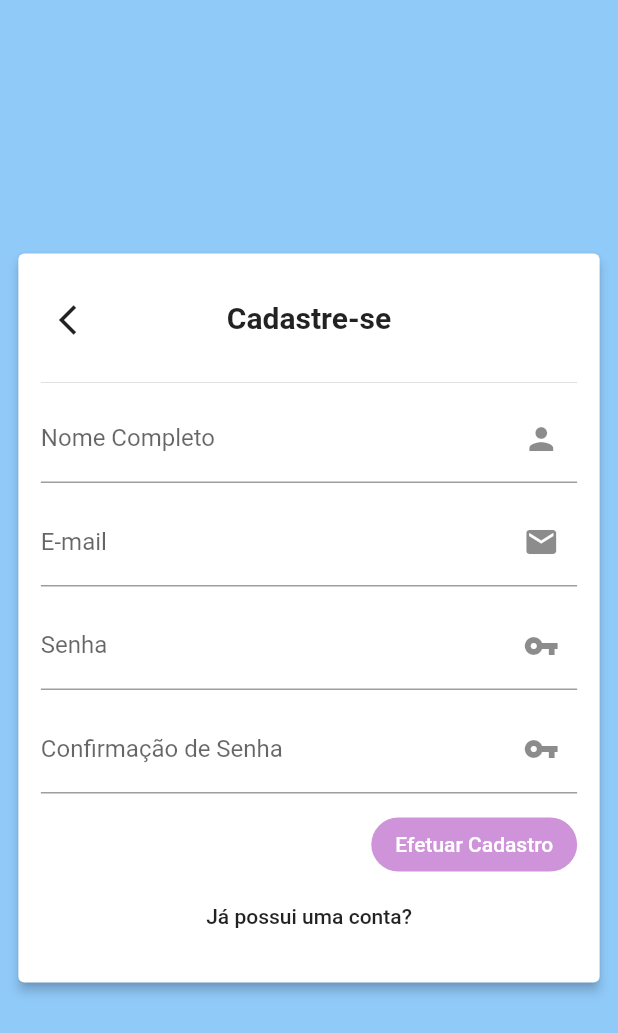
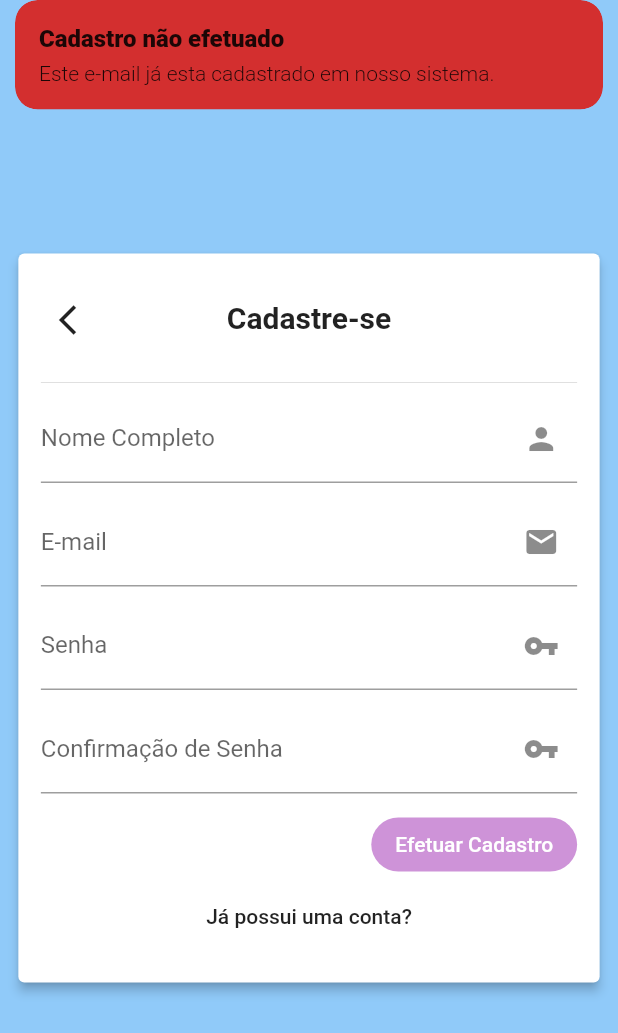
Before and after one commit to eduardoazvd17/aquarius_store, a Flutter app: the Login screen opened directly, after a tap on "Ainda não possui uma conta?", after a tap on "Efetuar Cadastro", on a phone screen of 412 x 824 dp. Shown: the top 1033 px of the screen. Run offline on Flutter 3.47's test engine with Material 2 defaults, Android fonts, the phone set to English and light mode, and no system bars; our stand-ins replace cloud_firestore, convert, get; accounts and stored records are empty.

Commit message:
Criando sistema de login e cadastro

```diff
--- a/lib/components/drawer_tile.dart
+++ b/lib/components/drawer_tile.dart
@@ -7,7 +7,7 @@ class DrawerTile extends StatelessWidget {
   final String title;
   final int page;
   DrawerTile({this.iconData, this.title, this.page});
-  NavController navController = Get.find<NavController>();
+  final NavController navController = Get.find<NavController>();
   @override
   Widget build(BuildContext context) {
     return InkWell(
--- a/lib/models/user.dart
+++ b/lib/models/user.dart
@@ -1,11 +1,21 @@
 import 'dart:convert';
 
+import 'package:flutter/material.dart';
+
 class User {
+  String fullName;
   String email;
   String password;
 
+  User({
+    @required this.fullName,
+    @required this.email,
+    @required this.password,
+  });
+
   String toJson() {
     Map<String, dynamic> userMap = {};
+    userMap.putIfAbsent('fullName', () => fullName);
     userMap.putIfAbsent('email', () => email);
     userMap.putIfAbsent('password', () => password);
     return json.encode(userMap);
@@ -13,6 +23,7 @@ class User {
 
   User.fromJson(String userJSON) {
     Map<String, dynamic> userMap = json.decode(userJSON);
+    this.fullName = userMap['fullName'];
     this.email = userMap['email'];
     this.password = userMap['password'];
   }
--- a/lib/services/database_service.dart
+++ b/lib/services/user_service.dart
@@ -1,13 +1,11 @@
 import 'package:aquariusstore/models/user.dart';
 import 'package:cloud_firestore/cloud_firestore.dart';
 
-class DBService {
-  var _db = Firestore.instance;
-  static const USER_COLLECTION = 'users';
+class UserService {
+  var _db = Firestore.instance.collection('users');
 
   Future<bool> isUserRegistered(String email) async {
-    DocumentSnapshot user =
-        await _db.collection(USER_COLLECTION).document(email).get();
+    DocumentSnapshot user = await _db.document(email).get();
     if (user == null || user.data == null) {
       return false;
     } else {
@@ -16,8 +14,7 @@ class DBService {
   }
 
   Future<User> login({String email, String password}) async {
-    DocumentSnapshot user =
-        await _db.collection(USER_COLLECTION).document(email).get();
+    DocumentSnapshot user = await _db.document(email).get();
     if (user == null || user.data == null) {
       return null;
     } else {
@@ -35,7 +32,7 @@ class DBService {
     if (isUR) {
       return false;
     } else {
-      await _db.collection(USER_COLLECTION).document(user.email).setData({
+      await _db.document(user.email).setData({
         'data': user.toJson(),
       });
       return true;
@@ -43,7 +40,7 @@ class DBService {
   }
 
   Future<void> updateUser(User user) async {
-    _db.collection(USER_COLLECTION).document(user.email).updateData({
+    _db.document(user.email).updateData({
       'data': user.toJson(),
     });
   }
--- a/lib/views/login.dart
+++ b/lib/views/login.dart
@@ -1,4 +1,9 @@
+import 'dart:convert';
+import 'package:aquariusstore/models/user.dart';
+import 'package:aquariusstore/services/user_service.dart';
+import 'package:convert/convert.dart';
 import 'package:flutter/material.dart';
+import 'package:crypto/crypto.dart' as crypto;
 import 'package:get/get.dart';
 
 class Login extends StatefulWidget {
@@ -13,18 +18,65 @@ class _LoginState extends State<Login> {
   final passController = TextEditingController();
   final passConfirmController = TextEditingController();
 
-  _sendForm() {
+  _sendForm() async {
+    var us = UserService();
     if (isLogin) {
       String email = emailController.text;
-      String pass = passController.text;
-      //Entrar
+      String pass = _generateMD5(passController.text);
+      var user = await us.login(email: email, password: pass);
+      if (user == null) {
+        Get.snackbar(
+          'Credenciais incorretas',
+          'Senha incorreta ou usuário não cadastrado.',
+          backgroundColor: Colors.red[300],
+        );
+      } else {
+        //TODO: Login efetuado.
+        print('login efetuado');
+      }
     } else {
       String name = nameController.text;
       String email = emailController.text;
-      String pass = passController.text;
-      String passConfirm = passConfirmController.text;
-      //Cadastro
+      String pass = _generateMD5(passController.text);
+      String passConfirm = _generateMD5(passConfirmController.text);
+      if (passController.text.isEmpty || passController.text.length < 6) {
+        Get.snackbar(
+          'Senha inválida',
+          'O tamanho da sua senha deve maior ou igual a 6 caracteres.',
+          backgroundColor: Colors.red[300],
+        );
+      }
+      if (pass != passConfirm) {
+        Get.snackbar(
+          'Senha inválida',
+          'Os campos senha e confirmação de senha devem ser iguais.',
+          backgroundColor: Colors.red[300],
+        );
+      }
+      var user = User(
+        fullName: name,
+        email: email,
+        password: pass,
+      );
+      bool status = await us.register(user);
+      if (status) {
+        //TODO: cadastro efetuado
+        print('cadastro efetuado');
+      } else {
+        Get.snackbar(
+          'Cadastro não efetuado',
+          'Este e-mail já esta cadastrado em nosso sistema.',
+          backgroundColor: Theme.of(context).errorColor,
+        );
+      }
     }
+  }
+
+  String _generateMD5(String data) {
+    var content = new Utf8Encoder().convert(data);
+    var md5 = crypto.md5;
+    var digest = md5.convert(content);
+    return hex.encode(digest.bytes).toString().toUpperCase();
   }
 
   @override
--- a/pubspec.yaml
+++ b/pubspec.yaml
@@ -22,6 +22,7 @@ environment:
 
 dependencies:
   get: ^3.2.0
+  crypto: 2.1.4
   cloud_firestore: ^0.13.7
   provider: ^4.1.3
   flutter:
```
Also changed, not shown: pubspec.lock.
